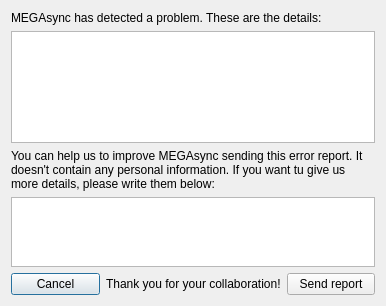
Before: the Qt Designer form Source/MEGASync/gui/CrashReportDialog.ui in meganz/MEGAsync, drawn with Qt 5.
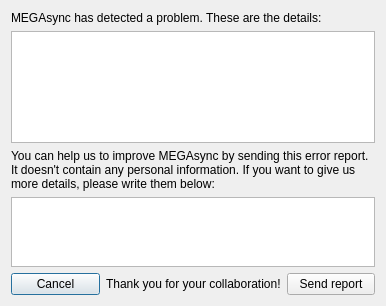
After: the same form once the commit is applied.

Patch:
```diff
--- a/Source/MEGASync/gui/CrashReportDialog.ui
+++ b/Source/MEGASync/gui/CrashReportDialog.ui
@@ -30,7 +30,7 @@
    <item>
     <widget class="QLabel" name="label_2">
      <property name="text">
-      <string>You can help us to improve MEGAsync sending this error report. It doesn't contain any personal information. If you want tu give us more details, please write them below:</string>
+      <string>You can help us to improve MEGAsync by sending this error report. It doesn't contain any personal information. If you want to give us more details, please write them below:</string>
      </property>
      <property name="wordWrap">
       <bool>true</bool>
```
